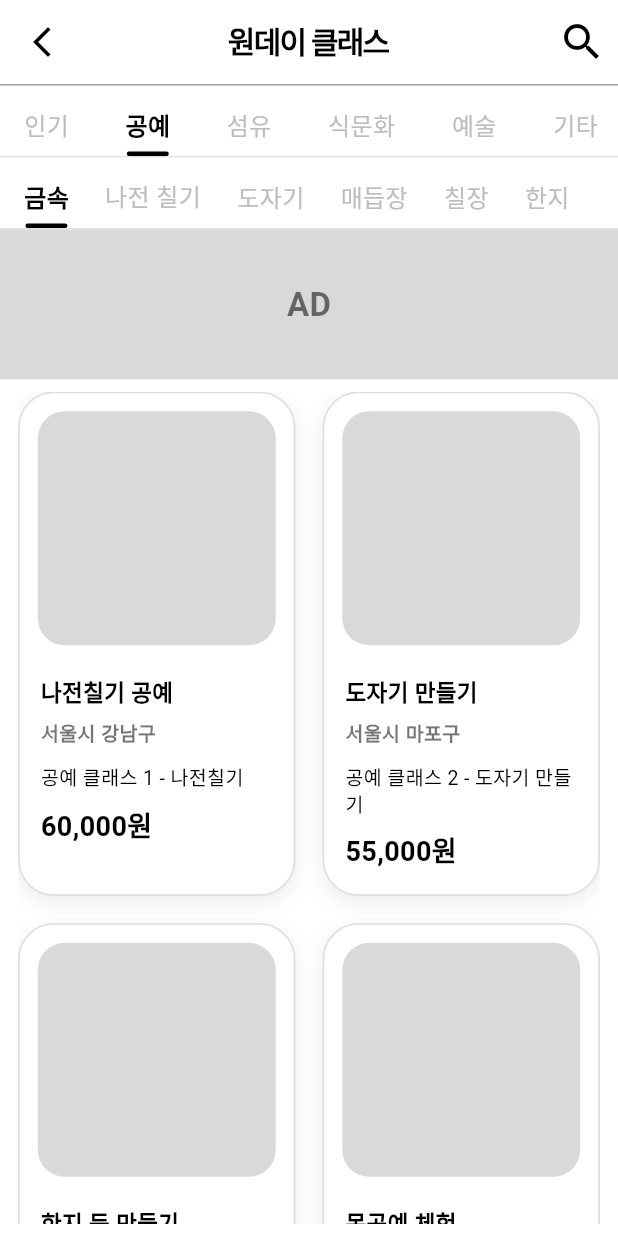
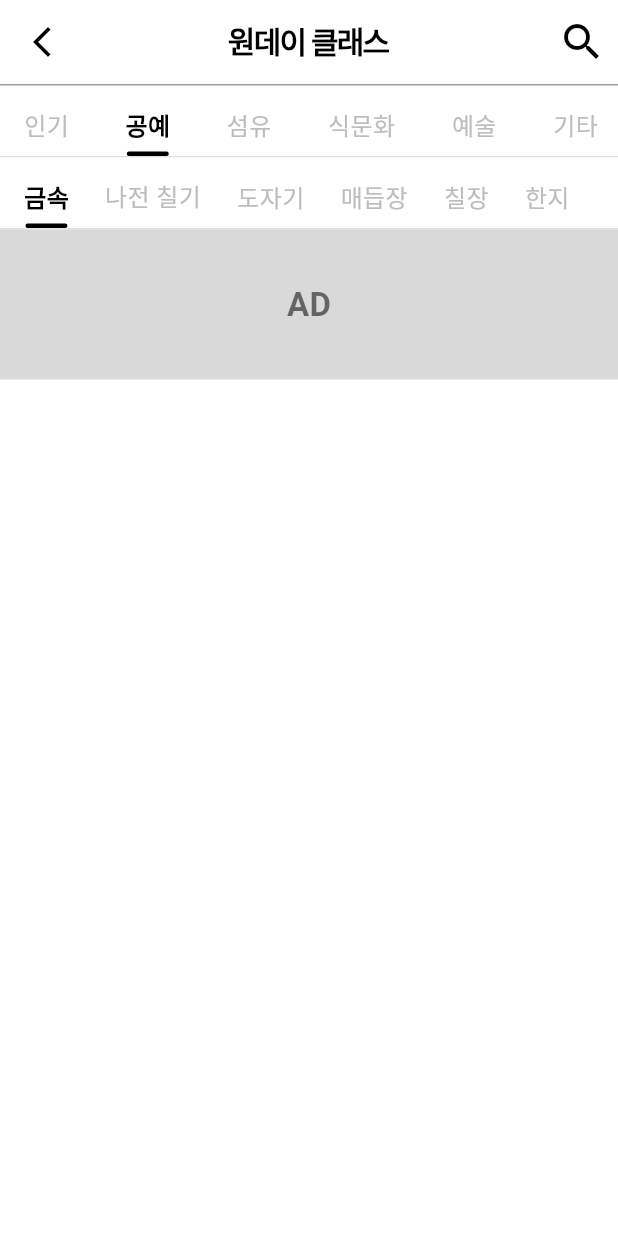
Before and after one commit to K-Hackathon-01z/eum-front, a Flutter app: the OnedayClassScreen screen opened by its route, after a tap on "공예", on a phone screen of 412 x 824 dp. Run offline on Flutter 3.47's test engine with Material 3 defaults, Android fonts, the phone set to English and light mode, and no system bars; our stand-ins replace flutter_svg.

Commit message:
chore: "원데이 클래스의 더미 데이터 일부 제거"

```diff
--- a/lib/screens/user/home/oneday_class/oneday_class.dart
+++ b/lib/screens/user/home/oneday_class/oneday_class.dart
@@ -30,7 +30,7 @@ class _OnedayClassScreenState extends State<OnedayClassScreen> {
         'title': '나전칠기의 기원',
         'region': '서울시 종로구',
         'desc': '나전칠기의 기원과 역사에 대한 강의입니다.',
-        'price': '15,000원',
+        'price': '13,000원',
         'image': 'assets/images/oneday_class/hot01.png',
       },
       {
@@ -55,18 +55,8 @@ class _OnedayClassScreenState extends State<OnedayClassScreen> {
         'image': 'assets/images/oneday_class/hot04.png',
       },
     ],
-    '공예': [
-      {'title': '나전칠기 공예', 'region': '서울시 강남구', 'desc': '공예 클래스 1 - 나전칠기', 'price': '60,000원'},
-      {'title': '도자기 만들기', 'region': '서울시 마포구', 'desc': '공예 클래스 2 - 도자기 만들기', 'price': '55,000원'},
-      {'title': '한지 등 만들기', 'region': '서울시 종로구', 'desc': '공예 클래스 3 - 한지 등 만들기', 'price': '45,000원'},
-      {'title': '목공예 체험', 'region': '서울시 성동구', 'desc': '공예 클래스 4 - 목공예 체험', 'price': '80,000원'},
-    ],
-    '섬유': [
-      {'title': '자수 기초', 'region': '서울시 강서구', 'desc': '섬유 클래스 1 - 자수 기초', 'price': '40,000원'},
-      {'title': '한복 만들기', 'region': '서울시 은평구', 'desc': '섬유 클래스 2 - 한복 만들기', 'price': '120,000원'},
-      {'title': '매듭 공예', 'region': '서울시 구로구', 'desc': '섬유 클래스 3 - 매듭 공예', 'price': '35,000원'},
-      {'title': '홍염장 체험', 'region': '서울시 동작구', 'desc': '섬유 클래스 4 - 홍염장 체험', 'price': '50,000원'},
-    ],
+    '공예': [],
+    '섬유': [],
     '식문화': [
       {
         'title': '삼해주 만들기 1',
@@ -90,18 +80,8 @@ class _OnedayClassScreenState extends State<OnedayClassScreen> {
         'image': 'assets/images/oneday_class/drink/drink03.png',
       },
     ],
-    '예술': [
-      {'title': '판소리 입문', 'region': '서울시 강북구', 'desc': '예술 클래스 1 - 판소리 입문', 'price': '90,000원'},
-      {'title': '민요 배우기', 'region': '서울시 관악구', 'desc': '예술 클래스 2 - 민요 배우기', 'price': '55,000원'},
-      {'title': '탈춤 체험', 'region': '서울시 금천구', 'desc': '예술 클래스 3 - 탈춤 체험', 'price': '60,000원'},
-      {'title': '무용 워크숍', 'region': '서울시 도봉구', 'desc': '예술 클래스 4 - 무용 워크숍', 'price': '110,000원'},
-    ],
-    '기타': [
-      {'title': '단청장 체험', 'region': '서울시 중랑구', 'desc': '기타 클래스 1 - 단청장 체험', 'price': '75,000원'},
-      {'title': '소목장 입문', 'region': '서울시 양천구', 'desc': '기타 클래스 2 - 소목장 입문', 'price': '85,000원'},
-      {'title': '전통 공예', 'region': '서울시 강동구', 'desc': '기타 클래스 3 - 전통 공예', 'price': '60,000원'},
-      {'title': '창작 체험', 'region': '서울시 서대문구', 'desc': '기타 클래스 4 - 창작 체험', 'price': '50,000원'},
-    ],
+    '예술': [],
+    '기타': [],
   };
 
   @override
@@ -264,8 +244,8 @@ class _OnedayClassScreenState extends State<OnedayClassScreen> {
                             desc: data['desc']!,
                             price: data['price']!,
                             region: data['region']!,
-                            capacity: 3, // 필요시 데이터 추가
-                            interest: 2, // 필요시 데이터 추가
+                            capacity: 0, // 필요시 데이터 추가
+                            interest: 0, // 필요시 데이터 추가
                           ),
                         ),
                       );
```
